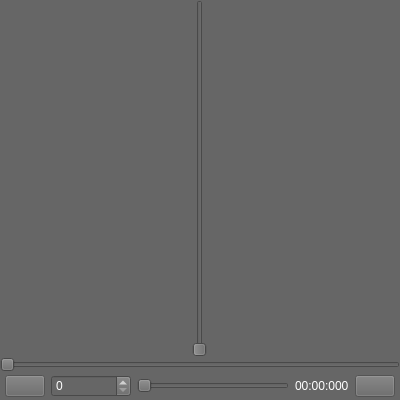
Old version of the form pyforms_gui/controls/control_player/video.ui in the repository UmSenhorQualquer/pyforms-gui.
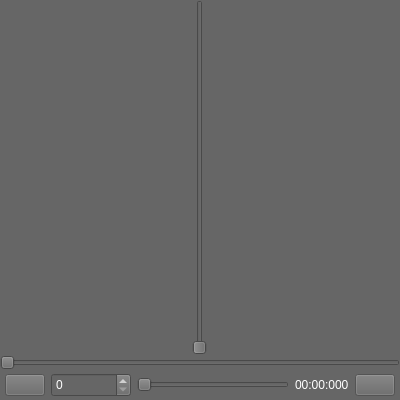
New version of the form. Icons and pictures are not drawn.

Commit message: Update video player form

Diff of the .ui file:
```diff
--- a/pyforms_gui/controls/control_player/video.ui
+++ b/pyforms_gui/controls/control_player/video.ui
@@ -164,7 +164,7 @@
         <property name="minimumSize">
          <size>
           <width>80</width>
-          <height>0</height>
+          <height>24</height>
          </size>
         </property>
         <property name="sizeIncrement">
```
The commit also changes 1 other file.
